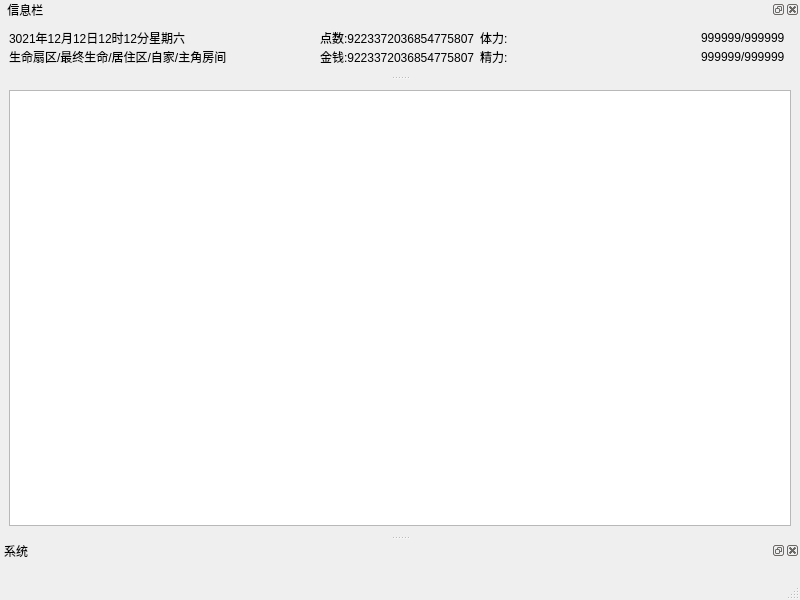
Before: the Qt Designer form Mainwindow.ui in 000Game000/MYGAME, drawn with Qt 5.
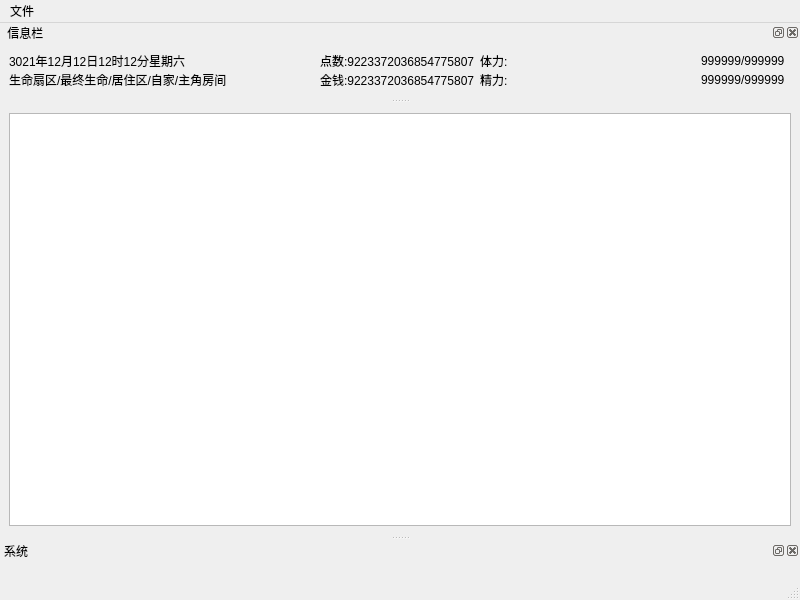
After: the same form once the commit is applied. Custom widgets are drawn as their Qt base class.

Patch:
```diff
--- a/Mainwindow.ui
+++ b/Mainwindow.ui
@@ -46,6 +46,14 @@
      <height>21</height>
     </rect>
    </property>
+   <widget class="QMenu" name="menu">
+    <property name="title">
+     <string>文件</string>
+    </property>
+    <addaction name="actionSave_S"/>
+    <addaction name="actionread_S"/>
+   </widget>
+   <addaction name="menu"/>
   </widget>
   <widget class="QStatusBar" name="statusbar"/>
   <widget class="QDockWidget" name="Information">
```
Left out of the diff: 16 changed lines with no effect on the pictures.
